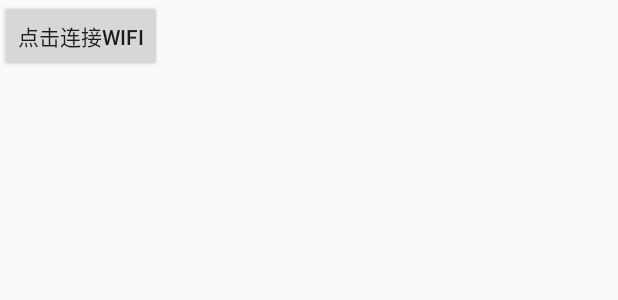
After one commit to IMBV/qulian01, an Android app: the layout fragment_main_wifi.xml on its own in the app's theme, with its tools: preview values and no code run, on a phone screen of 412 x 824 dp. The commit adds this screen. Shown: the top 300 px of the screen. Run offline under Robolectric (Android 15) with nearby library versions, the phone set to English and light mode, and no system bars.

Commit message:
wifi显示界面

```diff
--- /dev/null
+++ b/Qulian/src/main/res/layout/fragment_main_wifi.xml
@@ -0,0 +1,12 @@
+<?xml version="1.0" encoding="utf-8"?>
+<LinearLayout xmlns:android="http://schemas.android.com/apk/res/android"
+    android:layout_width="wrap_content"
+    android:layout_height="wrap_content">
+
+
+    <Button
+        android:layout_width="wrap_content"
+        android:layout_height="wrap_content"
+        android:text="点击连接wifi"
+        android:id="@+id/wifiManage" />
+</LinearLayout>
```
Also changed, not shown: Qulian/src/main/java/com/quliantrip/qulian/ui/showFragment/WifiFragment.java (+33 -5 lines).
